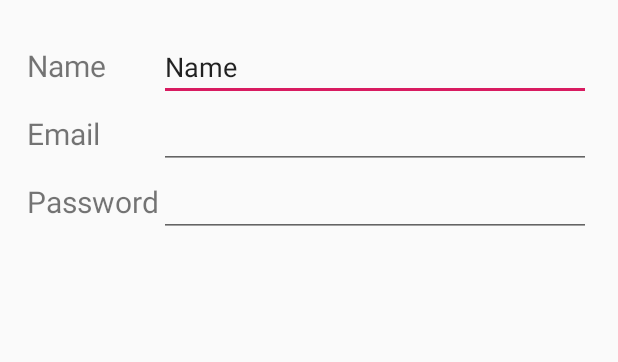
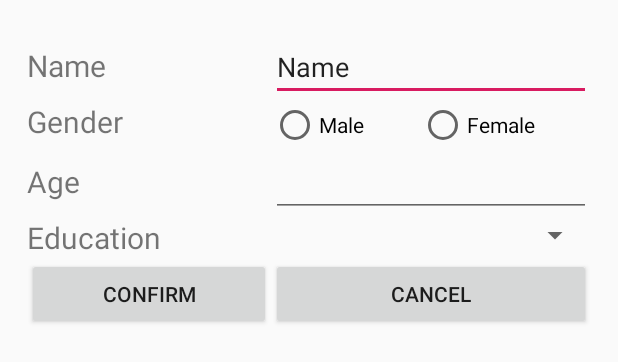
Before and after one commit to SteedZH/Android, an Android app: the layout student_profile.xml on its own in the app's theme, with its tools: preview values and no code run, on a phone screen of 412 x 824 dp. Shown: the top 362 px of the screen. Run offline under Robolectric (Android 15) with nearby library versions, the phone set to English and light mode, and no system bars.

Commit message:
finish student layout

```diff
--- a/app/app/src/main/res/layout/student_profile.xml
+++ b/app/app/src/main/res/layout/student_profile.xml
@@ -6,7 +6,9 @@
     android:paddingBottom="@dimen/profile_vertical_margin"
     android:paddingLeft="@dimen/profile_horizontal_margin"
     android:paddingRight="@dimen/profile_horizontal_margin"
-    android:layout_gravity="center">
+    android:layout_gravity="center"
+    android:stretchColumns="0">
+
 
     <TableRow android:layout_width="wrap_content"
         android:layout_height="wrap_content">
@@ -37,37 +39,89 @@
             android:id="@+id/textView2"
             android:layout_width="wrap_content"
             android:layout_height="wrap_content"
-            android:text="Email"
+            android:text="Gender"
             android:textSize="@dimen/textView_textSize"
             android:layout_weight="0"/>
+
+        <RadioGroup
+            android:layout_width="wrap_content"
+            android:layout_height="wrap_content"
+            android:orientation="horizontal"
+            android:layout_weight="1">
+
+            <RadioButton
+                android:id="@+id/radioButton5"
+                android:layout_width="wrap_content"
+                android:layout_height="wrap_content"
+                android:layout_weight="1"
+                android:text="Male" />
+
+            <RadioButton
+                android:id="@+id/radioButton6"
+                android:layout_width="wrap_content"
+                android:layout_height="wrap_content"
+                android:layout_weight="1"
+                android:text="Female" />
+        </RadioGroup>
+
+    </TableRow>
+
+    <TableRow android:layout_width="wrap_content"
+        android:layout_height="wrap_content"
+        >
+
+        <TextView
+            android:id="@+id/textView3"
+            android:layout_width="wrap_content"
+            android:layout_height="wrap_content"
+            android:layout_weight="0"
+            android:text="Age"
+            android:textSize="@dimen/textView_textSize" />
 
         <EditText
             android:id="@+id/editText2"
             android:layout_width="wrap_content"
             android:layout_height="wrap_content"
             android:ems="10"
-            android:inputType="textEmailAddress"
+            android:inputType="number"
             android:layout_weight="1"/>
+
     </TableRow>
 
     <TableRow android:layout_width="wrap_content"
         android:layout_height="wrap_content">
-
         <TextView
-            android:id="@+id/textView3"
+            android:id="@+id/textView4"
             android:layout_width="wrap_content"
             android:layout_height="wrap_content"
-            android:text="Password"
-            android:textSize="@dimen/textView_textSize"
-            android:layout_weight="0"/>
+            android:layout_weight="0"
+            android:text="Education"
+            android:textSize="@dimen/textView_textSize" />
 
-        <EditText
-            android:id="@+id/editText3"
+        <Spinner
+            android:id="@+id/spinner2"
+            android:layout_width="match_parent"
+            android:layout_height="wrap_content"
+            android:layout_weight="1"
+            android:prompt="@array/education_array"/>
+
+
+    </TableRow>
+    <TableRow android:layout_width="wrap_content"
+        android:layout_height="wrap_content"
+        >
+
+        <Button
+            android:id="@+id/button"
             android:layout_width="wrap_content"
             android:layout_height="wrap_content"
-            android:ems="10"
-            android:inputType="textPassword"
-            android:layout_weight="1"/>
+            android:text="Confirm"
+            />
+
+        <Button
+            android:id="@+id/button2"
+            android:layout_width="wrap_content"
+            android:layout_height="wrap_content"
+            android:text="Cancel" />
     </TableRow>
-
 </TableLayout>
--- a/app/app/src/main/res/values/strings.xml
+++ b/app/app/src/main/res/values/strings.xml
@@ -15,4 +15,12 @@
     <string name="permission_rationale">"Contacts permissions are needed for providing email
         completions."
     </string>
+    <string-array name="education_array">
+        <item>Primary School</item>
+        <item>Middle School</item>
+        <item>High School</item>
+        <item>Bachelor</item>
+        <item>Master</item>
+        <item>Doctor</item>
+    </string-array>
 </resources>
```
Also changed, not shown: app/app/src/main/res/layout/student_needs.xml (+92 -2 lines).
